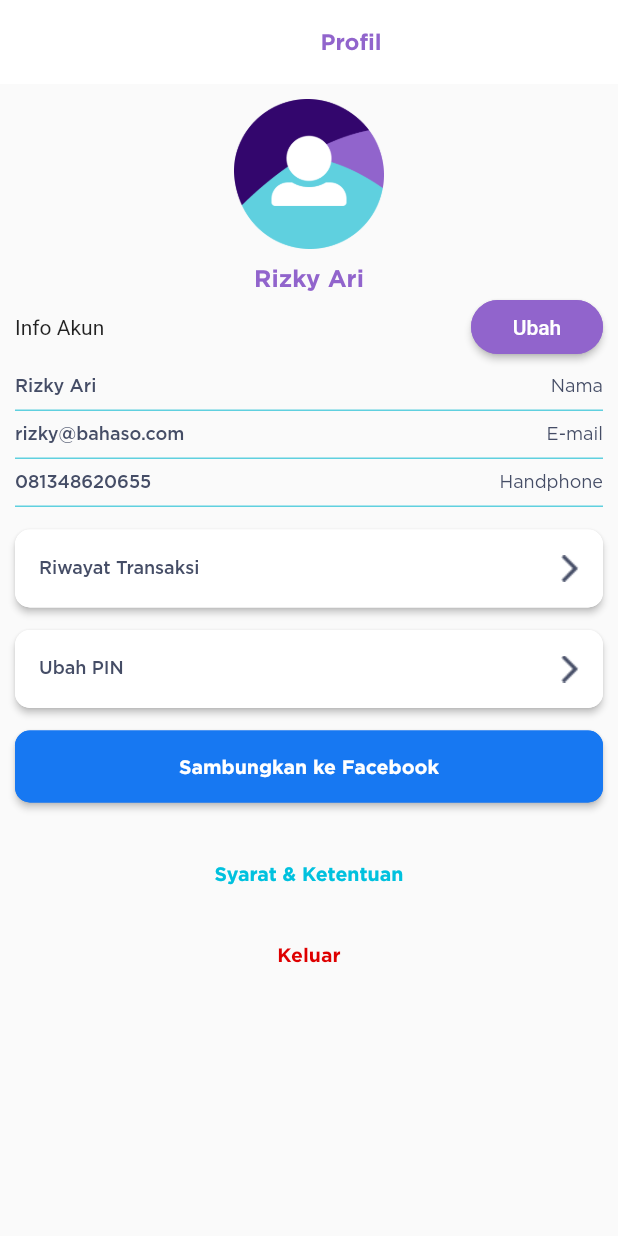
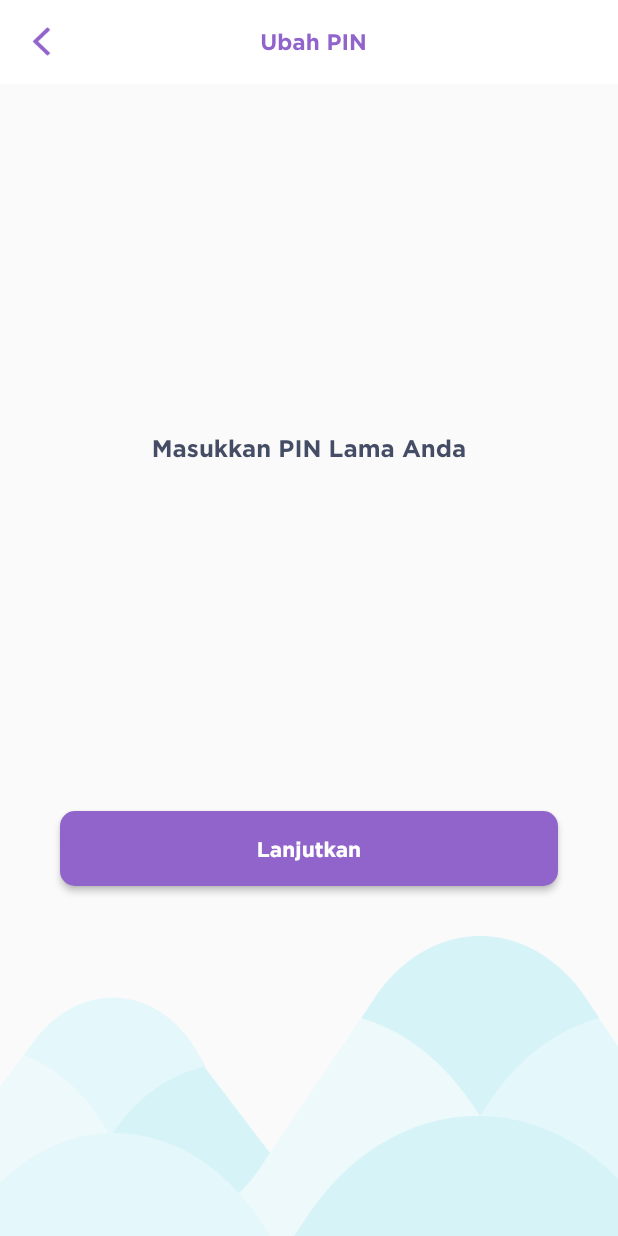
Before and after one commit to rizkyari/flutterTesting, a Flutter app: the ProfileView screen opened directly, after a tap on "Riwayat Transaksi", on a phone screen of 412 x 824 dp. Run offline on Flutter 3.47's test engine with Material 2 defaults, Android fonts, the phone set to English and light mode, and no system bars.

Commit message:
add background image

```diff
--- a/lib/ui/views/profil/profileview.dart
+++ b/lib/ui/views/profil/profileview.dart
@@ -1,4 +1,5 @@
 import 'package:flutter/material.dart';
+import 'package:screen_aminin/ui/views/ubahpin/ubahpinview.dart';
 import 'package:screen_aminin/ui/views/ubahprofil/ubahprofil.dart';
 
 class ProfileView extends StatefulWidget {
@@ -99,9 +100,12 @@ class _ProfileViewState extends State<ProfileView> {
     _userInfos.add(UserInfo(user: "rizky@bahaso.com", key: "E-mail"));
     _userInfos.add(UserInfo(user: "081348620655", key: "Handphone"));
     _buttonNavs.add(ButtonNav(
-        text: "Riwayat Transaksi", icon: "assets/images/icons/arrow.png"));
+        text: "Riwayat Transaksi", icon: "assets/images/icons/arrow.png" , destination: UbahPin()));
     _buttonNavs.add(
-        ButtonNav(text: "Ubah PIN", icon: "assets/images/icons/arrow.png"));
+        ButtonNav(text: "Ubah PIN", icon: "assets/images/icons/arrow.png", destination: UbahPin()));
+    _buttonNavs.add(
+      ButtonNav(text: "Tukar Voucher", icon: "assets/images/icons/arrow.png", destination: UbahPin())
+    );
   }
 
   Widget build(BuildContext context) {
@@ -174,7 +178,7 @@ class _ProfileViewState extends State<ProfileView> {
               Container(
                 child: Column(
                   children: _buttonNavs
-                      .map((items) => buttonGo(items.text, items.icon))
+                      .map((items) => buttonGo(context,items.text, items.icon, items.destination))
                       .toList(),
                 ),
               ),
@@ -273,7 +277,7 @@ Widget account(String user, String key) {
       ));
 }
 
-Widget buttonGo(String text, String icon) {
+Widget buttonGo(BuildContext context, String text, String icon, Widget destination) {
   return Container(
     margin: EdgeInsets.only(
       top: 15,
@@ -284,7 +288,7 @@ Widget buttonGo(String text, String icon) {
           borderRadius: BorderRadius.circular(10),
           side: BorderSide(color: Colors.white)),
       onPressed: () {
-        print("button tapped");
+        Navigator.push(context, MaterialPageRoute(builder: (context) => destination));
       },
       child: Container(
         padding: EdgeInsets.only(top: 17, bottom: 17),
@@ -317,6 +321,7 @@ class UserInfo {
 class ButtonNav {
   final String text;
   final String icon;
+  final Widget destination;
 
-  ButtonNav({this.text, this.icon});
+  ButtonNav({this.text, this.icon, this.destination});
 }
--- /dev/null
+++ b/lib/ui/views/ubahpin/ubahpinview.dart
@@ -0,0 +1,96 @@
+import 'package:flutter/material.dart';
+import 'package:screen_aminin/ui/views/ubahpin/pinbaruview.dart';
+
+class UbahPin extends StatefulWidget {
+  @override
+  _UbahPinState createState() => _UbahPinState();
+}
+
+class _UbahPinState extends State<UbahPin> {
+  @override
+  Widget build(BuildContext context) {
+    return Scaffold(
+        appBar: AppBar(
+          backgroundColor: Colors.white,
+          title: Center(
+            child: Text(
+              'Ubah PIN',
+              style: TextStyle(
+                fontFamily: "Gotham-Bold",
+                fontWeight: FontWeight.w700,
+                fontSize: 15,
+                color: Color(0xff9164cc),
+              ),
+            ),
+          ),
+          elevation: 0,
+          leading: GestureDetector(
+            onTap: () {
+              Navigator.pop(context);
+            },
+            child: Image.asset("assets/images/icons/arrowLeft.png"),
+          ),
+          actions: [
+            SizedBox(
+              width: 50,
+            )
+          ],
+        ),
+        body: Container(
+          child: Stack(
+            children: [
+              Positioned(
+                bottom: 0,
+                left: 0,
+                right: 0,
+                child: Container(
+                  height: 200,
+                  child: Image.asset(
+                    "assets/images/bg.png",
+                    fit: BoxFit.fill,
+                  ),
+                ),
+              ),
+              Container(
+                padding: EdgeInsets.only(left: 40, right: 40),
+                child: Column(
+                  mainAxisAlignment: MainAxisAlignment.spaceEvenly,
+                  children: [
+                    Center(
+                      child: Text(
+                        "Masukkan PIN Lama Anda",
+                        style: TextStyle(
+                            fontFamily: "Gotham-Bold",
+                            fontSize: 16,
+                            fontWeight: FontWeight.w500,
+                            color: Color(0xff454d66)),
+                      ),
+                    ),
+                    Container(
+                      width: MediaQuery.of(context).size.width,
+                      height: 50,
+                      child: RaisedButton(
+                        color: Color(0xFF9164CC),
+                        shape: RoundedRectangleBorder(
+                            borderRadius: BorderRadius.circular(10)),
+                        onPressed: () {
+                          Navigator.push(
+                              context,
+                              MaterialPageRoute(
+                                  builder: (context) => PinBaru()));
+                        },
+                        child: Text(
+                          "Lanjutkan",
+                          style: TextStyle(
+                              color: Colors.white, fontFamily: "Gotham-Bold"),
+                        ),
+                      ),
+                    )
+                  ],
+                ),
+              )
+            ],
+          ),
+        ));
+  }
+}
```
Also changed, not shown: lib/ui/views/ubahpin/konfirmasipinview.dart (added, +146 -0 lines), lib/ui/views/ubahpin/pinbaruview.dart (added, +96 -0 lines), lib/ui/views/ubahprofil/ubahprofil.dart (+22 -22 lines), assets/images/Footer.png (added).
